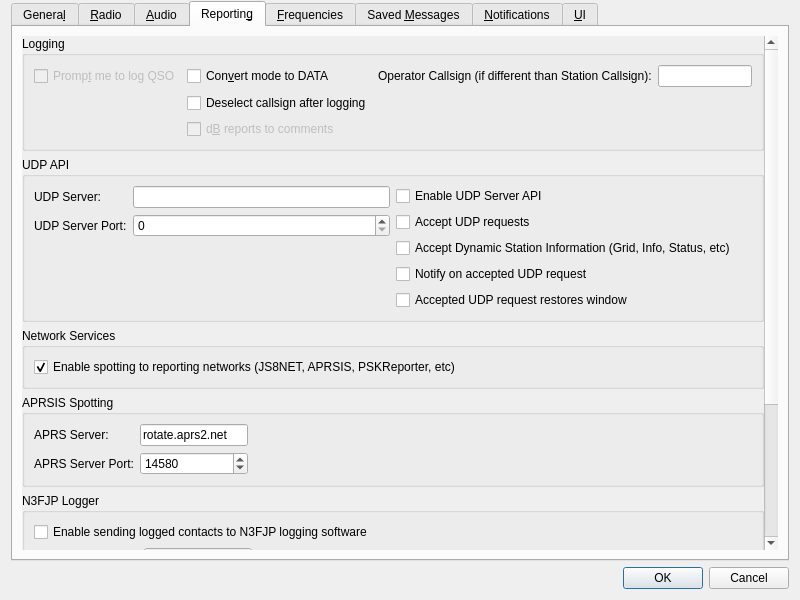
Qt form Configuration.ui (qcmiao1998/js8call) before a commit.
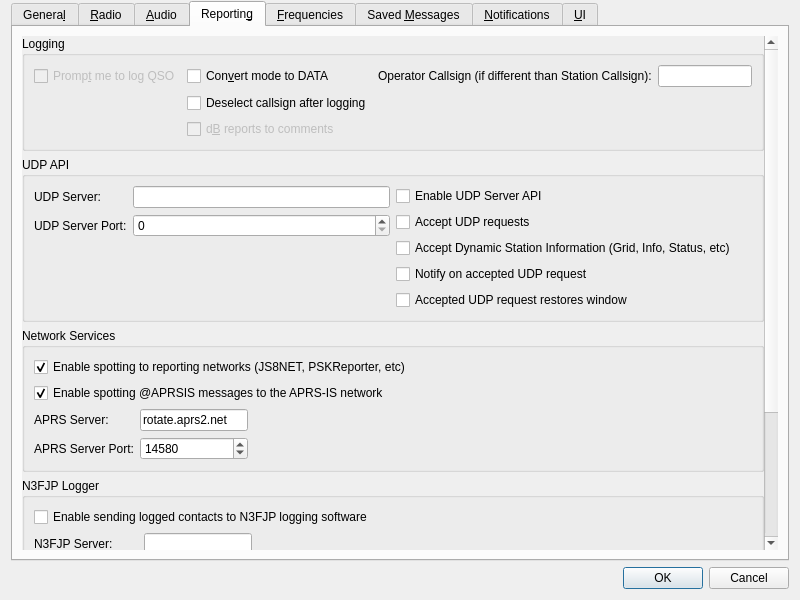
The same form after that commit. The open tabs and pages were chosen to show the change.

Commit message: Moved APRSIS reporting into its own background thread to avoid hangups. Added ability to turn off APRSIS reporting

```diff
--- a/Configuration.ui
+++ b/Configuration.ui
@@ -2368,9 +2368,9 @@
           <property name="geometry">
            <rect>
             <x>0</x>
-            <y>-60</y>
+            <y>0</y>
             <width>746</width>
-            <height>682</height>
+            <height>667</height>
            </rect>
           </property>
           <layout class="QVBoxLayout" name="verticalLayout_30">
@@ -2618,23 +2618,24 @@
 for assessing propagation and system performance.</string>
                 </property>
                 <property name="text">
-                 <string>Enable spotting to reporting networks (JS8NET, APRSIS, PSKReporter, etc)</string>
+                 <string>Enable spotting to reporting networks (JS8NET, PSKReporter, etc)</string>
                 </property>
                 <property name="checked">
                  <bool>true</bool>
                 </property>
                </widget>
               </item>
-             </layout>
-            </widget>
-           </item>
-           <item>
-            <widget class="QGroupBox" name="groupBox_8">
-             <property name="title">
-              <string>APRSIS Spotting</string>
-             </property>
-             <layout class="QFormLayout" name="formLayout_18">
-              <item row="0" column="0">
+              <item row="1" column="0">
+               <widget class="QCheckBox" name="enable_aprs_spotting_check_box">
+                <property name="text">
+                 <string>Enable spotting @APRSIS messages to the APRS-IS network</string>
+                </property>
+                <property name="checked">
+                 <bool>true</bool>
+                </property>
+               </widget>
+              </item>
+              <item row="2" column="0">
                <layout class="QFormLayout" name="formLayout_17">
                 <property name="fieldGrowthPolicy">
                  <enum>QFormLayout::AllNonFixedFieldsGrow</enum>
```
The commit also changes 5 other files.
